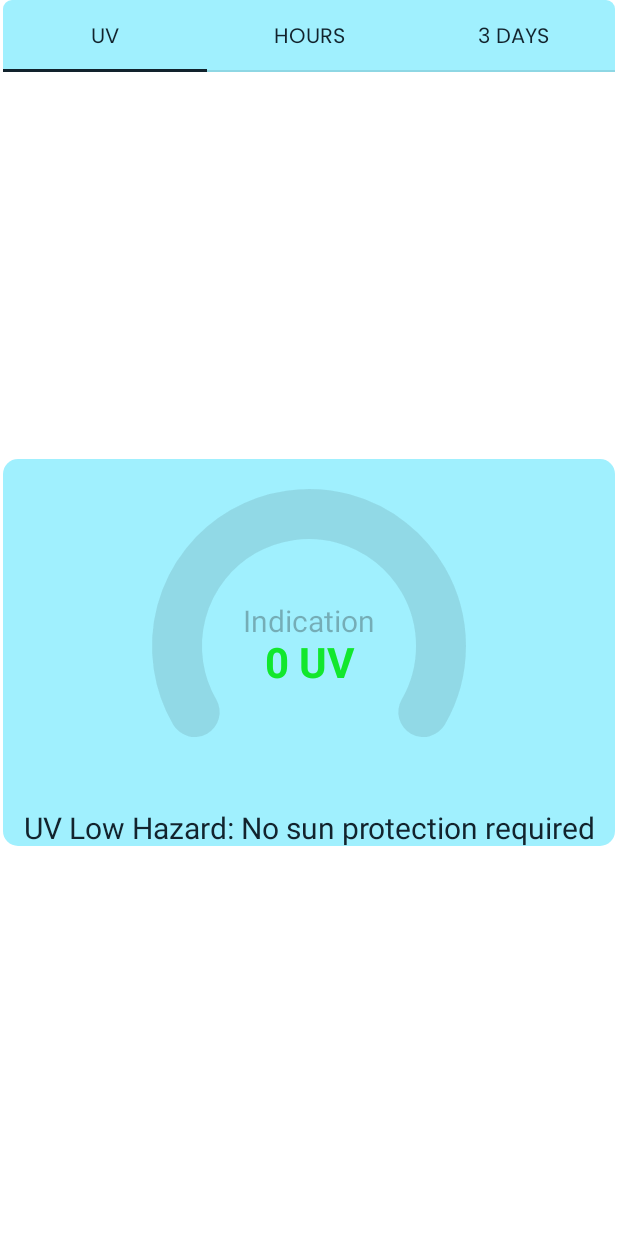
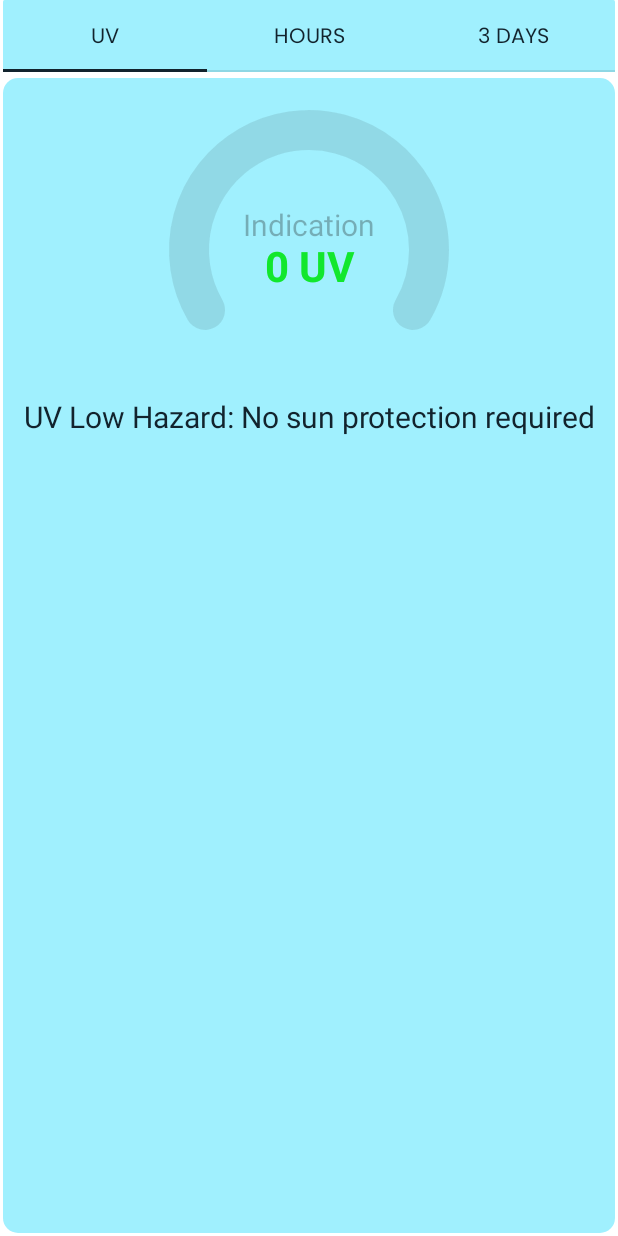
Before and after one commit to DmitrySergienko/WeatherFirst, an Android app built with Jetpack Compose: the composable TabLayout shown on its own in the app's theme, on a phone screen of 412 x 824 dp. Run offline under Robolectric (Android 15) with nearby library versions, the phone set to English and light mode, and no system bars; our stand-ins replace Dagger/Hilt's generated code, accompanist; pictures from the network do not load; 5 statements that could not run were skipped.

Commit message:
70.UV screen text upd

```diff
--- a/app/src/main/java/ru/ds/weatherfirst/presentation/MyProject.kt
+++ b/app/src/main/java/ru/ds/weatherfirst/presentation/MyProject.kt
@@ -1,7 +1,9 @@
 package ru.ds.weatherfirst.ui.theme
 
 import androidx.compose.foundation.Image
-import androidx.compose.foundation.layout.*
+import androidx.compose.foundation.layout.Column
+import androidx.compose.foundation.layout.fillMaxSize
+import androidx.compose.foundation.layout.padding
 import androidx.compose.runtime.Composable
 import androidx.compose.ui.Modifier
 import androidx.compose.ui.draw.alpha
@@ -32,9 +34,7 @@ fun MyProject(
                 .fillMaxSize()
                 .padding(top = 4.dp, start = 4.dp, end = 4.dp)
         ) {
-
             MainScreenHoist(navController)
-            Spacer(modifier = Modifier.height(1.dp))
             TabLayout()
         }
     }
--- a/app/src/main/java/ru/ds/weatherfirst/presentation/screens/TabLayout.kt
+++ b/app/src/main/java/ru/ds/weatherfirst/presentation/screens/TabLayout.kt
@@ -47,7 +47,7 @@ fun TabLayout() {
         modifier = Modifier
             .fillMaxWidth()
             .padding(start = 2.dp, end = 2.dp)
-            .clip(RoundedCornerShape(6.dp))
+            .clip(RoundedCornerShape(1.dp))
     ) {
         TabRow(
             selectedTabIndex = tabIndex,
--- a/app/src/main/java/ru/ds/weatherfirst/presentation/screens/days/RecyclerItemScreenDays.kt
+++ b/app/src/main/java/ru/ds/weatherfirst/presentation/screens/days/RecyclerItemScreenDays.kt
@@ -32,7 +32,7 @@ fun RecyclerItemScreenDays(forecastday: Forecastday) {
         modifier = Modifier
             .fillMaxWidth()
             .alpha(0.9f)
-            .padding(bottom = 5.dp),
+            .padding(bottom = 5.dp, top = 4.dp),
         backgroundColor = BlueLight,
         elevation = 0.dp,
         shape = RoundedCornerShape(10.dp)
--- a/app/src/main/java/ru/ds/weatherfirst/presentation/screens/hours/RecyclerItemScreen.kt
+++ b/app/src/main/java/ru/ds/weatherfirst/presentation/screens/hours/RecyclerItemScreen.kt
@@ -27,7 +27,7 @@ fun RecyclerItemScreen(hour: Hour) {
         modifier = Modifier
             .fillMaxWidth()
             .alpha(0.9f)
-            .padding(bottom = 5.dp),
+            .padding(bottom = 5.dp, top = 4.dp),
         backgroundColor = BlueLight,
         elevation = 0.dp,
         shape = RoundedCornerShape(10.dp)
--- a/app/src/main/java/ru/ds/weatherfirst/presentation/screens/main/MainScreen.kt
+++ b/app/src/main/java/ru/ds/weatherfirst/presentation/screens/main/MainScreen.kt
@@ -69,7 +69,7 @@ fun MainScreen(city: String, onCityChange: (String) -> Unit, navController: NavC
             modifier = Modifier
                 .fillMaxWidth()
                 .alpha(0.94f)
-                .padding(bottom = 5.dp),
+                .padding(bottom = 2.dp),
             backgroundColor = BlueLight,
             elevation = 0.dp,
             shape = RoundedCornerShape(10.dp)
@@ -189,7 +189,7 @@ fun MainScreen(city: String, onCityChange: (String) -> Unit, navController: NavC
                         text = "${stringResource(id = R.string.last_update)} ${state.lastUpdated}",
                         fontFamily = fontFamily,
                         fontWeight = FontWeight.Normal,
-                        style = TextStyle(fontSize = 20.sp),
+                        style = TextStyle(fontSize = 16.sp),
                         color = TextLight
                     )
                 }
--- a/app/src/main/java/ru/ds/weatherfirst/presentation/screens/uv_screen/UV_screenTab.kt
+++ b/app/src/main/java/ru/ds/weatherfirst/presentation/screens/uv_screen/UV_screenTab.kt
@@ -40,23 +40,23 @@ fun UV_screenTab() {
                 modifier = Modifier
                     .fillMaxWidth()
                     .alpha(0.94f)
-                    .padding(bottom = 2.dp),
+                    .padding(bottom = 2.dp, top = 4.dp),
                 backgroundColor = BlueLight,
                 elevation = 0.dp,
                 shape = RoundedCornerShape(10.dp)
             ) {
                 Column(
                     modifier = Modifier
-                        .fillMaxWidth()
+                        .fillMaxSize()
                         .verticalScroll(rememberScrollState()),
                     horizontalAlignment = Alignment.CenterHorizontally
                 ) {
                     Spacer(modifier = Modifier.padding(7.dp))
                     UVIndicator(
                         indicatorValue = state.uv.toInt(),
-                        canvasSize = 220.dp,
-                        backgroundIndicatorStrokeWidth = 50f,
-                        foregroundIndicatorStrokeWidth = 50f,
+                        canvasSize = 200.dp,
+                        backgroundIndicatorStrokeWidth = 40f,
+                        foregroundIndicatorStrokeWidth = 40f,
                         bigTextFontSize = 28.sp
                     )
                     Row(
```
Also changed, not shown: app/src/main/java/ru/ds/weatherfirst/presentation/screens/uv_screen/UV_screen.kt (+27 -10 lines), app/src/main/res/values/strings.xml (+12 -1 lines), 1 other file.
